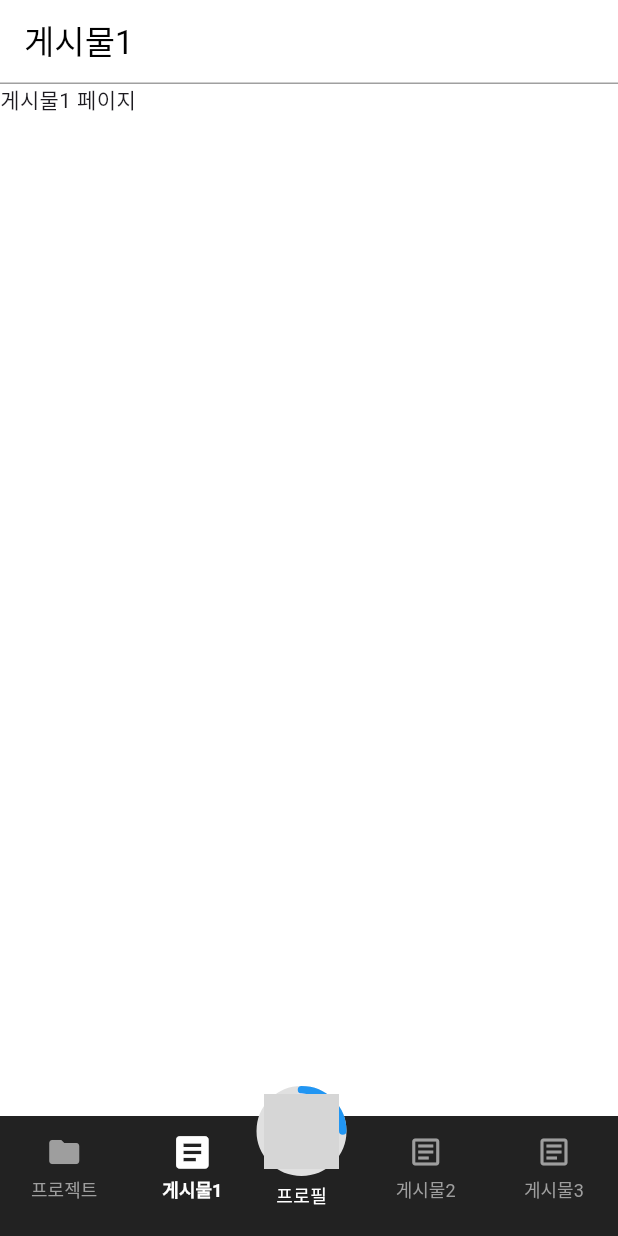
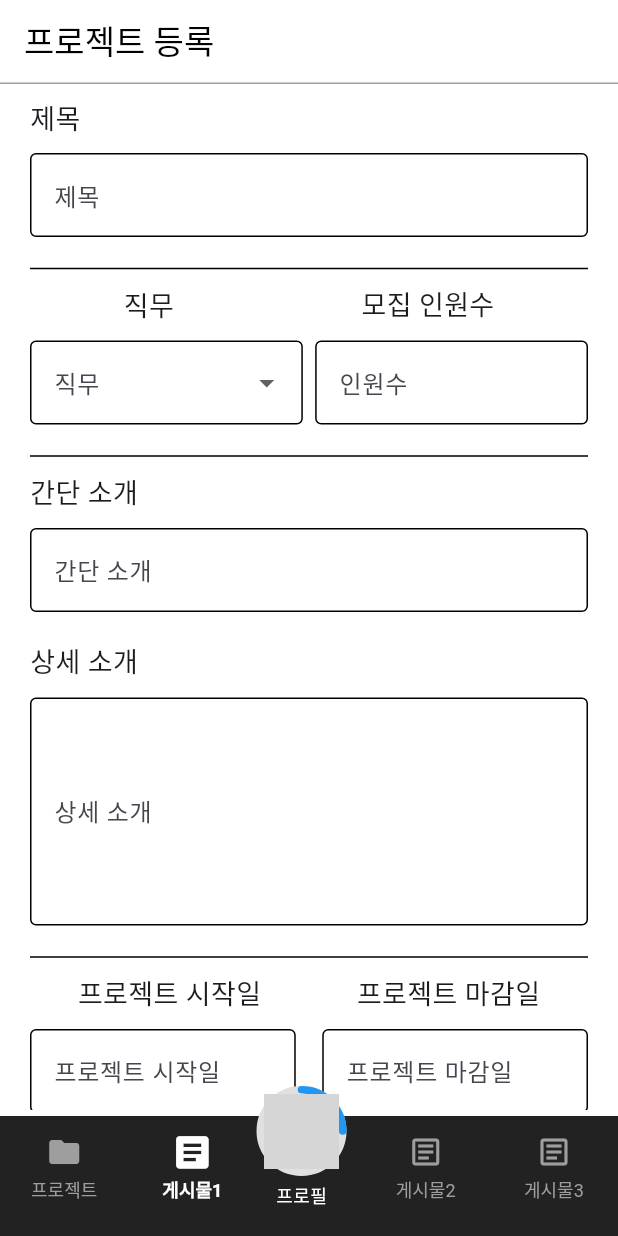
Before and after one commit to hanu1229/devconnect_app, a Flutter app: the screen it shows after launch, item 2 of the bottom bar chosen, on a phone screen of 412 x 824 dp. Run offline on Flutter 3.47's test engine with Material 3 defaults, Android fonts, the phone set to English and light mode, and no system bars; drawn by our look-alikes of percent_indicator; our stand-ins replace dio, fluttertoast; network calls fail; Roboto replaces fonts that are missing (NanumGothic); grey boxes are pictures that could not be loaded.

Commit message:
4/27 한웅재 : 1. 프로젝트 전체 출력 꾸밈(추후 샘플 데이터 많아지면 이미 지난 모집 공고는 안뜨게 변경 예정) 2. 프로젝트 등록 페이지 구현(토큰하면 될거 같음) 3. 프로젝트 상세 보기 구현 중 4. 프로젝트 update, delete는 마이페이지가 존재해야 할 것 같음

```diff
--- a/lib/app/layout/main_app.dart
+++ b/lib/app/layout/main_app.dart
@@ -2,6 +2,7 @@ import 'package:devconnect_app/app/company/company_login.dart';
 import 'package:devconnect_app/app/component/custimbottombar.dart';
 import 'package:devconnect_app/app/developer/profile.dart';
 import 'package:devconnect_app/app/layout/home.dart';
+import 'package:devconnect_app/app/project/project_write.dart';
 import 'package:devconnect_app/style/app_colors.dart';
 import 'package:flutter/material.dart';
 import 'package:percent_indicator/percent_indicator.dart';
@@ -16,7 +17,7 @@ class _MainAppState extends State<MainApp> {
 
   final List<Widget> pages = [
     Home(),
-    Text("게시물1 페이지"),
+    WriteProject(),
     Profile(), // 가운데 탭
     Companylogin(), // 임시 로그인 창
     Text("게시물3 페이지"),
@@ -24,7 +25,7 @@ class _MainAppState extends State<MainApp> {
 
   final List<String> pageTitle = [
     '프로젝트',
-    '게시물1',
+    '프로젝트 등록',
     '프로필',
     '게시물2',
     '게시물3',
@@ -33,13 +34,15 @@ class _MainAppState extends State<MainApp> {
   @override
   Widget build(BuildContext context) {
     return Scaffold(
+      // 가상 키보드가 열릴 픽셀이 오버되는 현상 없앰 | false
+      resizeToAvoidBottomInset : false,
       appBar: AppBar(
         title: Text(
           pageTitle[selectedIndex],
           style: TextStyle(color: AppColors.black),
         ),
-        backgroundColor: AppColors.white,
-        shape : Border(bottom : BorderSide(color : Color(0x5F000000), width : 1)),
+        // backgroundColor: AppColors.white,
+        // shape : Border(bottom : BorderSide(color : Color(0x5F000000), width : 1)),
       ),
       body: Stack(
         children: [
--- /dev/null
+++ b/lib/app/project/project_write.dart
@@ -0,0 +1,306 @@
+// project_write.dart : 프로젝트 등록 페이지
+
+import "package:devconnect_app/style/app_colors.dart";
+import "package:devconnect_app/style/server_path.dart";
+import "package:fluttertoast/fluttertoast.dart";
+import "package:dio/dio.dart";
+import "package:flutter/material.dart";
+import "package:flutter/services.dart";
+
+class WriteProject extends StatefulWidget {
+
+  @override
+  State<WriteProject> createState() => _WriteProjectState();
+
+}
+
+class _WriteProjectState extends State<WriteProject> {
+
+  Dio dio = Dio();
+
+  // 탭키 제한
+  final FocusNode _focusNode = FocusNode(
+    onKeyEvent : (FocusNode node, KeyEvent event) {
+    if(event is KeyDownEvent && event.logicalKey == LogicalKeyboardKey.tab) {
+    // Tab키 무시하고 포커스 이동 제한
+    return KeyEventResult.handled;
+    }
+    return KeyEventResult.ignored;
+    }
+  );
+
+  DateTime firstDate = DateTime(2000, 1, 1);
+  DateTime lastDate = DateTime(2100, 12, 31);
+  DateTime? newDate = DateTime(2025);
+
+  List<String> ptypeList = ["전체", "백엔드", "프론트엔드"];
+  String? ptypeValue;
+
+  // 컨트롤러 선언
+  TextEditingController pnameController = TextEditingController();
+  TextEditingController pintroController = TextEditingController();
+  TextEditingController pcommentController = TextEditingController();
+  TextEditingController pcountController = TextEditingController();
+  TextEditingController pstartController = TextEditingController();
+  TextEditingController pendController = TextEditingController();
+  TextEditingController rpstartController = TextEditingController();
+  TextEditingController rpendController = TextEditingController();
+  TextEditingController ppayController = TextEditingController();
+
+  /// Custom TextField
+  Widget customTextField({required String labelText, bool totalCheck = false, bool dateCheck = false, int maxLines = 1, TextEditingController? controller}) {
+    return Container(
+        margin : EdgeInsets.fromLTRB(0, 0, 0, 20),
+        width : totalCheck ? MediaQuery.of(context).size.width * 0.43 : MediaQuery.of(context).size.width,
+        child : TextField(
+          controller : controller,
+          maxLines : maxLines,
+          onTap : () async {
+            if(dateCheck) {
+              DateTime? dateTime = await showDatePicker(
+                barrierDismissible : false,
+                initialDate : DateTime.now(),
+                context: context,
+                firstDate: firstDate,
+                lastDate: lastDate,
+              );
+              setState(() {
+                final dateSplit = dateTime.toString().split(" ");
+                controller?.text = dateTime == null ? "" : dateSplit[0];
+              });
+            }
+          },
+          readOnly : dateCheck,
+          // focusNode : _focusNode,
+          decoration : InputDecoration(
+            labelText : labelText,
+            labelStyle : TextStyle(overflow : TextOverflow.clip),
+            enabledBorder : OutlineInputBorder(
+              borderSide : BorderSide(color : AppColors.borderColor),
+            ),
+            border : OutlineInputBorder(
+              borderSide : BorderSide(color : AppColors.borderColor),
+            ),
+          ),
+        )
+    );
+  }
+
+  Future<void> writeProject() async {
+    try {
+      int ptype = 0;
+      if(ptypeValue == "전체") { ptype = 0; }
+      else if(ptypeValue == "백엔드") { ptype = 1; }
+      else if(ptypeValue == "프론트엔드") { ptype = 2; }
+      final sendData = {
+        "pname" : pnameController.text,
+        "pintro" : pintroController.text,
+        "pcomment" : pcommentController.text,
+        "ptype" : ptype,
+        "pcount" : int.parse(pcountController.text),
+        "pstart" : pstartController.text,
+        "pend" : pendController.text,
+        "recruit_pstart" : rpstartController.text,
+        "recruit_pend" : rpendController.text,
+        "ppay" : ppayController.text,
+      };
+      print(sendData);
+      final response = await dio.post("$serverPath/api/project", data : sendData);
+      final data = response.data;
+      if(data) {
+        Fluttertoast.showToast(
+          msg: "프로젝트 등록 성공",
+          // 메시지 유지시간
+          toastLength : Toast.LENGTH_LONG,
+          // 메시지 표시 위치 : 앱 적용
+          gravity : ToastGravity.BOTTOM,
+          // 자세한 유지시간
+          timeInSecForIosWeb : 3,
+          // 배경색
+          backgroundColor : Colors.black,
+          // 글자색
+          textColor : Colors.white,
+          // 글자크기
+          fontSize : 16,
+          webShowClose: true,
+        );
+        Navigator.pop(context);
+      } else {
+        Fluttertoast.showToast(
+          msg: "프로젝트 등록 실패",
+          // 메시지 유지시간
+          toastLength : Toast.LENGTH_LONG,
+          // 메시지 표시 위치 : 앱 적용
+          gravity : ToastGravity.BOTTOM,
+          // 자세한 유지시간
+          timeInSecForIosWeb : 3,
+          // 배경색
+          backgroundColor : Colors.black,
+          // 글자색
+          textColor : Colors.white,
+          // 글자크기
+          fontSize : 16,
+          webShowClose: true,
+        );
+      }
+    } catch(e) {
+      print(e);
+    }
+  }
+
+  @override
+  Widget build(BuildContext context) {
+    return Scaffold(
+      // 가상 키보드가 열릴 픽셀이 오버되는 현상 없앰 | false
+      resizeToAvoidBottomInset : false,
+      body : SizedBox(
+        height : MediaQuery.of(context).size.height * 0.83,
+        child : SingleChildScrollView(
+          child : Column(
+            children: [
+              Container(
+                // color : Colors.amberAccent,
+                width : MediaQuery.of(context).size.width,
+                child : Padding(
+                  padding : EdgeInsets.symmetric(horizontal : 20),
+                  child : Column(
+                    crossAxisAlignment : CrossAxisAlignment.start,
+                    children : [
+
+                      SizedBox(height : 10),
+                      Text("제목", style : TextStyle(fontSize : 18,),),
+                      SizedBox(height : 10),
+                      customTextField(labelText: "제목", controller : pnameController),
+
+                      Divider(color : AppColors.borderColor, height : 2),
+
+                      SizedBox(height : 10),
+                      Row(
+                        mainAxisAlignment : MainAxisAlignment.spaceAround,
+                        children : [
+                          Text("직무", style : TextStyle(fontSize : 18,),),
+                          Text("모집 인원수", style : TextStyle(fontSize : 18,),),
+                        ],
+                      ),
+                      SizedBox(height : 10),
+                      Row(
+                        mainAxisAlignment : MainAxisAlignment.spaceAround,
+                        crossAxisAlignment : CrossAxisAlignment.start,
+                        children : [
+                          Expanded(
+                            child : DropdownButtonFormField(
+                              value : ptypeValue,
+                              decoration : InputDecoration(
+                                labelText : "직무",
+                                enabledBorder : OutlineInputBorder(borderSide : BorderSide(color : AppColors.borderColor, width : 1),),
+                                border : OutlineInputBorder(borderSide : BorderSide(color : AppColors.borderColor, width : 1),),
+                              ),
+                              items: ptypeList.map((item) {
+                                return DropdownMenuItem<String>(
+                                  value : item,
+                                  child : Text(item),
+                                );
+                              }).toList(),
+                              onChanged: (String? value) {
+                                setState(() { ptypeValue = value; });
+                              },
+                              validator: (value) => value == null ? '값을 선택해주세요' : null,
+                            ),
+                          ),
+                          SizedBox(width : MediaQuery.of(context).size.width * 0.02),
+                          Expanded(child : customTextField(labelText : "인원수", totalCheck : true, controller : pcountController),)
+                        ],
+                      ),
+
+                      Divider(color : AppColors.borderColor, height : 2),
+
+                      SizedBox(height : 10),
+                      Text("간단 소개", style : TextStyle(fontSize : 18,),),
+                      SizedBox(height : 10),
+                      customTextField(labelText : "간단 소개", controller : pintroController),
+                      Text("상세 소개", style : TextStyle(fontSize : 18,),),
+                      SizedBox(height : 10),
+                      customTextField(labelText : "상세 소개", controller : pcommentController, maxLines : 5),
+
+                      Divider(color : AppColors.borderColor, height : 2),
+
+                      SizedBox(height : 10),
+                      Row(
+                        mainAxisAlignment : MainAxisAlignment.spaceAround,
+                        children : [
+                          Text("프로젝트 시작일", style : TextStyle(fontSize : 18,),),
+                          Text("프로젝트 마감일", style : TextStyle(fontSize : 18,),),
+                        ],
+                      ),
+                      SizedBox(height : 10),
+                      Row(
+                        mainAxisAlignment : MainAxisAlignment.spaceBetween,
+                        children : [
+                          customTextField(labelText : "프로젝트 시작일", totalCheck : true, dateCheck : true, controller : pstartController),
+                          customTextField(labelText : "프로젝트 마감일", totalCheck : true, dateCheck : true, controller : pendController),
+                        ],
+                      ),
+
+                      Divider(color : AppColors.borderColor, height : 2),
+
+                      SizedBox(height : 10),
+                      Row(
+                        mainAxisAlignment : MainAxisAlignment.spaceAround,
+                        children : [
+                          Text("모집 시작일", style : TextStyle(fontSize : 18,),),
+                          Text("모집 마감일", style : TextStyle(fontSize : 18,),),
+                        ],
+                      ),
+                      SizedBox(height : 10),
+                      Row(
+                        mainAxisAlignment : MainAxisAlignment.spaceBetween,
+                        children : [
+                          customTextField(labelText : "모집 시작일", totalCheck : true, dateCheck : true, controller : rpstartController),
+                          customTextField(labelText : "모집 마감일", totalCheck : true, dateCheck : true, controller :rpendController),
+                        ],
+                      ),
+
+                      Divider(color : AppColors.borderColor, height : 2),
+
+                      SizedBox(height : 10),
+                      Text("봉급", style : TextStyle(fontSize : 18,),),
+                      SizedBox(height : 10),
+                      customTextField(labelText : "봉급", controller : ppayController),
+                      Row(
+                        mainAxisAlignment : MainAxisAlignment.end,
+                        children : [
+                          ElevatedButton(
+                            onPressed : () {
+                              writeProject();
+                            },
+                            style : ElevatedButton.styleFrom(
+                              backgroundColor : AppColors.buttonColor,
+                            ),
+                            child : Text("등록하기", style : TextStyle(color : AppColors.buttonTextColor,),),
+                          ),
+                        ],
+                      ),
+
+                    ],
+                  ),
+                ),
+              ),
+              // SizedBox(height : MediaQuery.of(context).size.height * 0.2,),
+            ],
+          ),
+        ),
+      ),
+    );
+  }
+
+  /*
+    // 이 위젯을 사용하면 그냥 달력 자체가 생김
+    CalendarDatePicker(
+      initialDate: DateTime.now(),
+      firstDate: firstDate,
+      lastDate: lastDate,
+      onDateChanged: (date) {setState(() { newDate = date; }); },
+    ),
+  */
+
+}
--- a/lib/main.dart
+++ b/lib/main.dart
@@ -1,4 +1,5 @@
 import 'package:devconnect_app/app/layout/main_app.dart';
+import 'package:devconnect_app/style/app_colors.dart';
 import 'package:flutter/material.dart';
 
 void main() {
@@ -13,6 +14,11 @@ class DevConnect extends StatelessWidget {
       debugShowCheckedModeBanner: false,
       theme : ThemeData(
         scaffoldBackgroundColor : Colors.white,
+        fontFamily : "NanumGothic",
+        appBarTheme : AppBarTheme(
+          backgroundColor : AppColors.white,
+          shape : Border(bottom : BorderSide(color : Color(0x5F000000), width : 1)),
+        ),
       ),
       // 앱 탭 이름
       title: "DevConnect",
--- a/lib/style/app_colors.dart
+++ b/lib/style/app_colors.dart
@@ -10,10 +10,15 @@ class AppColors {
   // static const Color mainColor = Color(0xFF658A69);
   // #253f39
   // static const Color subColor = Color(0xFF253F39);
-  // #000000
+  /// #000000
   static const Color black = Color(0xFF000000);
-  // #FFFFFF
+  /// #FFFFFF
   static const Color white = Color(0xFFFFFFFF);
-  // #2196f3
+  /// Button 배경 색상 | #2196F3
   static const Color buttonColor = Color(0xFF2196F3);
+  /// Button 글자 색상 | #FFFFFF
+  static const Color buttonTextColor = Color(0xFFFFFFFF);
+  /// TextField 테두리 색상
+  static const Color borderColor = Color(0xFF000000);
+
 }
--- a/lib/style/server_path.dart
+++ b/lib/style/server_path.dart
@@ -1 +1,4 @@
-String serverPath = "http://localhost:8080";
+/*
+  String serverPath = "http://localhost:8080";
+*/
+String serverPath = "http://raunriu.iptime.org:8080";
```
Also changed, not shown: lib/app/layout/home.dart (+56 -2 lines), lib/app/project/project_detail.dart (added, +56 -0 lines), 1 other file.
